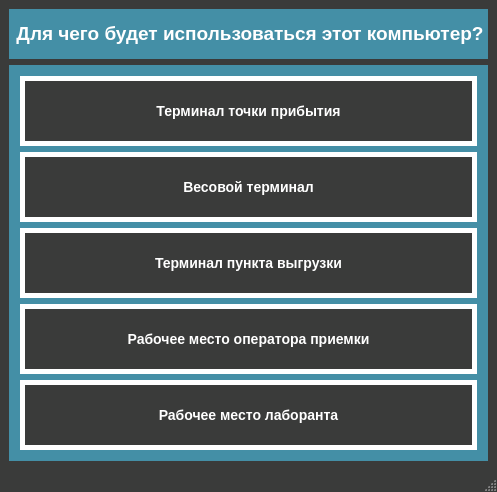
The window that uis/launcher.ui (krsnvss/beetstock) describes before a commit, drawn with Qt 5.
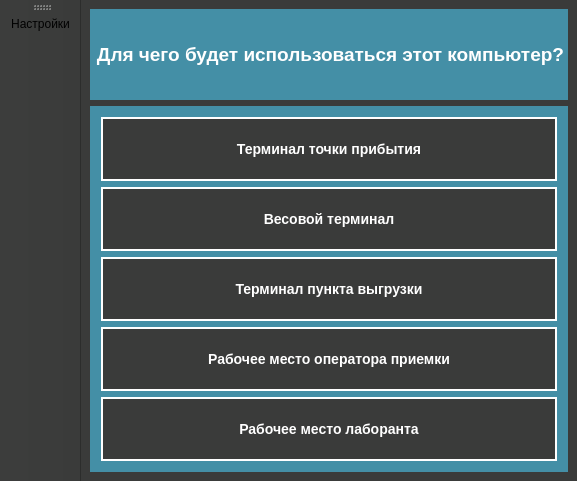
The same window after the commit. Icons and pictures are not drawn.

Commit message: authentification window disabled all parameters are stored in /conf/configuration.ini made a gui to change parameters and save 'em to ini file

The edit to the form file:
```diff
--- a/uis/launcher.ui
+++ b/uis/launcher.ui
@@ -6,8 +6,8 @@
    <rect>
     <x>0</x>
     <y>0</y>
-    <width>497</width>
-    <height>492</height>
+    <width>521</width>
+    <height>481</height>
    </rect>
   </property>
   <property name="windowTitle">
@@ -23,149 +23,10 @@
 	color:#ffffff;
 	border-color:#ffffff;
 }
-QTableView{
-	background-color:#ffffff;
-	alternate-background-color:#e2e2e2;
-	color:#3a3b3a;
-	border-style:solid;
-	border-color:#ffffff;
-	border-width:0px;
-	selection-color:#ffffff;
-	selection-background-color:#54b0cb;
-}
-QHeaderView::section{
-    background-color:#448fa6;
-	color:#ffffff;
-	font:bold;
-	height:40px;
-	border: #ffffff;
-	border-style:solid;
-	border-width:0px;
-}
-QComboBox{
-	background-color:#ffffff;
-	border-style:solid;
-	border-width:2px;
-	border-color:#ffffff;
-	color:#3a3b3a;
-	width:50px;
-	height:30px;
-	font:bold;
-	padding-left:5px
-}
-QComboBox QAbstractItemView {
-	background-color:#ffffff;
-	color:#3a3b3a;
-    border: 2px solid #ffffff;
-	padding-left:2px;
-	padding-right:2px;
-	padding-top:2px;
-	padding-bottom:2px
-}
-QComboBox::drop-down {
-   width: 24px;
-   border: 2px;
-}
-QComboBox::down-arrow {
-    image: url(&quot;./res/if_chevron-left.png&quot;);
-    width: 16px;
-    height: 16px;
-}
-QComboBox::down-arrow::hover {
-    image: url(&quot;./res/if_chevron-down.png&quot;);
-    width: 16px;
-    height: 16px;
-}
-QDateEdit{
-	background-color:#ffffff;
-	border-style:solid;
-	border-width:2px;
-	border-color:#ffffff;
-	color:#3a3b3a;
-	width:150px;
-	height:30px;
-	font:bold;
-	padding-left:5px
-}
-QDateEdit QAbstractItemView {
-	background-color:#ffffff;
-	color:#3a3b3a;;
-}
-QDateEdit::drop-down {
-   width: 24px;
-   border: 2px;
-}
-QDateEdit::down-arrow {
-    image: url(&quot;./res/if_chevron-left.png&quot;);
-    width: 16px;
-    height: 16px;
-}
-QDateEdit::down-arrow::hover {
-    image: url(&quot;./res/if_chevron-down.png&quot;);
-    width: 16px;
-    height: 16px;
-}
-QMenuBar{
-	background-color:#3a3b3a;
-	color:#ffffff;
-	selection-color:#54b0cb;
-	font:bold
-}
-QMenuBar::item::selected{
-	background-color:#54b0cb;
-	color:#ffffff;
-	font:bold;
-	padding-left:2px
-}
 QToolBar{
 	background-color:#3a3b3a;
 	color:#ffffff;
 }
-QMenu {
-	background-color:#3a3b3a;
-	color:#ffffff;
-	font:bold;
-	padding-left:2px;
-}
-QMenu::hover {
-    background-color: #448fa6;
-    color:#3a3b3a;
-	font:bold
-}
-QMenu::item {
-    background-color:#3a3b3a;
-	color:#ffffff;
-}
-QMenu::item::selected{
-	background-color:#54b0cb;
-	color:#ffffff;
-	padding-left:10px;
-}
-QTabWidget{
-	background-color:#3a3b3a;
-	color:#ffffff;
-	border-color:#ffffff;
-}
-QTabBar::tab:right:selected{
-    background-color:#448fa6;
-	color:#ffffff;
-	font:bold;
-	height:60px;
-	width: 30px;
-	border: #448fa6;
-	border-style:solid;
-	border-width:2px;
-}
-QTabBar::tab:right:!selected{
-    background-color:#3a3b3a;
-	color:#ffffff;
-	font:bold;
-	height:60px;
-	width: 30px;
-	border: #448fa6;
-	border-style:solid;
-	border-width:2px;
-}
 QLabel{
 	background-color:#448fa6;
 	color:#ffffff;
@@ -191,7 +52,7 @@
 	width: 40px;
 	border: #ffffff;
 	border-style:solid;
-	border-width:5px;
+	border-width:2px;
 	font:14px;
 	font-weight: bold
 }
@@ -270,7 +131,18 @@
     </rect>
    </property>
   </widget>
-  <widget class="QStatusBar" name="statusbar"/>
+  <widget class="QToolBar" name="toolBar">
+   <property name="windowTitle">
+    <string>toolBar</string>
+   </property>
+   <attribute name="toolBarArea">
+    <enum>LeftToolBarArea</enum>
+   </attribute>
+   <attribute name="toolBarBreak">
+    <bool>false</bool>
+   </attribute>
+   <addaction name="changeParameters"/>
+  </widget>
   <action name="showWindow">
    <property name="icon">
     <iconset>
@@ -307,6 +179,18 @@
     <string>Выйти из приложения</string>
    </property>
   </action>
+  <action name="changeParameters">
+   <property name="icon">
+    <iconset>
+     <normaloff>../res/if_settings_white.png</normaloff>../res/if_settings_white.png</iconset>
+   </property>
+   <property name="text">
+    <string>Настройки</string>
+   </property>
+   <property name="toolTip">
+    <string>Изменить настройки</string>
+   </property>
+  </action>
  </widget>
  <resources/>
  <connections/>
```
Left out of the diff: 2 changed lines with no effect on the pictures. The commit also changes 17 other files.
